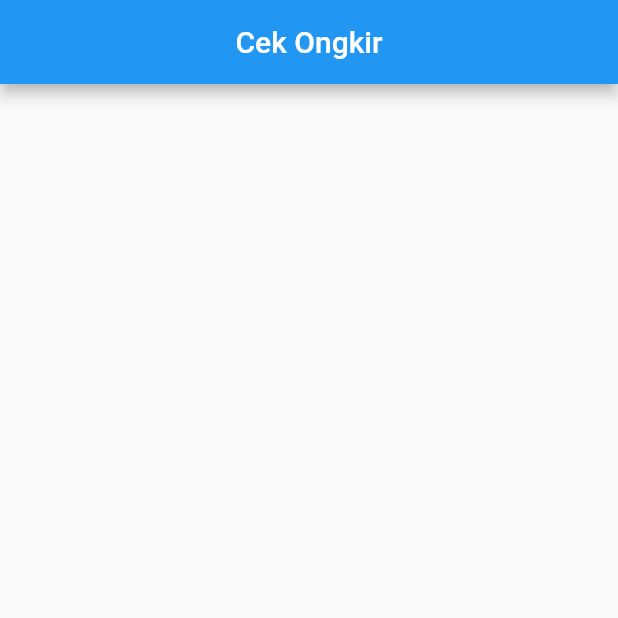
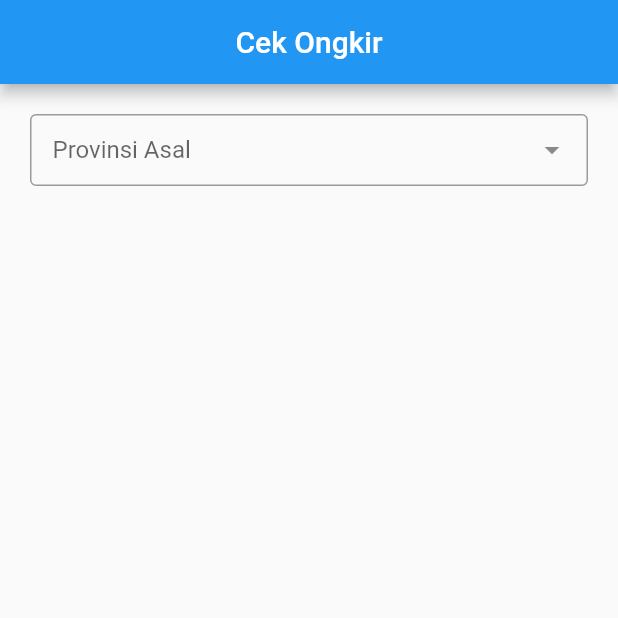
Before and after one commit to alimasudd/flutter-getx-cek-ongkir, a Flutter app: the screen it shows after launch, on a phone screen of 412 x 824 dp, the top half of it. Run offline on Flutter 3.47's test engine with Material 2 defaults, Android fonts, the phone set to English and light mode, and no system bars; drawn by our look-alikes of dropdown_search; our stand-ins replace dio, get.

Commit message:
create dropdownSearch provinsi asal with data from API

```diff
--- a/lib/app/modules/home/views/home_view.dart
+++ b/lib/app/modules/home/views/home_view.dart
@@ -17,6 +17,45 @@ class HomeView extends GetView<HomeController> {
         title: const Text('Cek Ongkir'),
         centerTitle: true,
       ),
+      body: ListView(
+        padding: EdgeInsets.all(20),
+        children: [
+          //provinsi asal
+          DropdownSearch<Province>(
+            popupProps: PopupProps.dialog(
+              fit: FlexFit.loose,
+              showSearchBox: true,
+              itemBuilder: (context, item, isSelected) => ListTile(
+                title: Text('${item.province}'),
+              ),
+            ),
+            dropdownDecoratorProps: const DropDownDecoratorProps(
+              dropdownSearchDecoration: InputDecoration(
+                labelText: 'Provinsi Asal',
+                contentPadding: EdgeInsets.symmetric(
+                  vertical: 10,
+                  horizontal: 15
+                ),
+                border: OutlineInputBorder(),
+              ),
+            ),
+            asyncItems: (text) async {
+              var response = await Dio().get(
+                "https://api.rajaongkir.com/starter/province",
+                options: Options(
+                  headers: {
+                    'key' : '0ae702200724a396a933fa0ca4171a7e'
+                  }
+                )
+              );
+              var models = Province.fromJsonList(response.data['rajaongkir']['results']);
+              return models;
+            },
+            onChanged: (value) => controller.provAsalId.value = value!.provinceId ?? '0',
+          ),
+          SizedBox(height: 20,),
+        ],
+      )
     );
   }
 }
```
